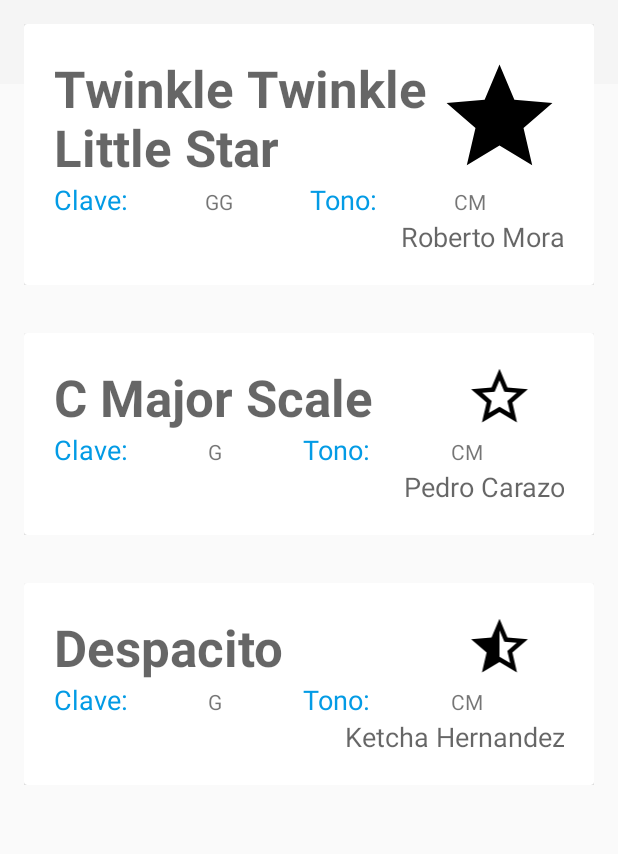
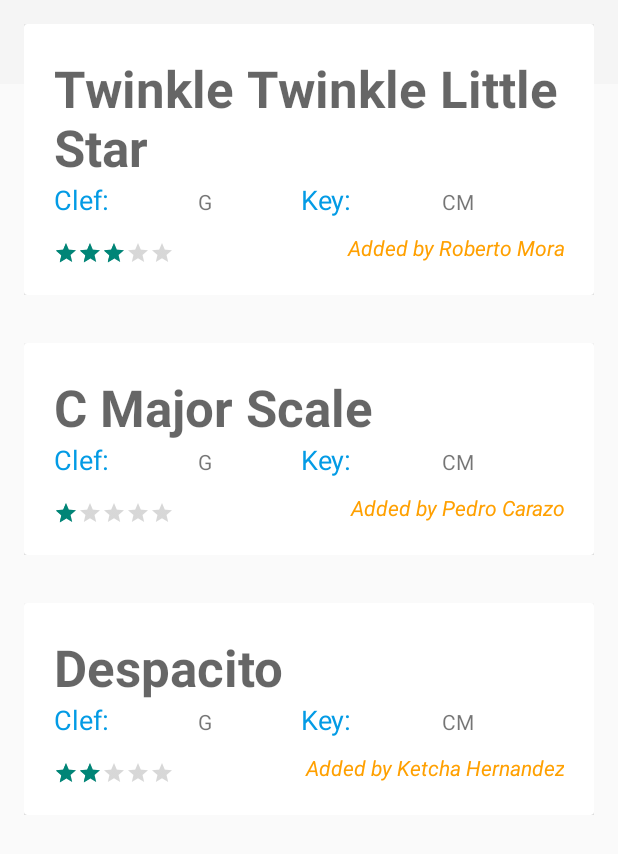
Before and after one commit to romogo17/Remus, an Android app: the screen it shows after launch once a user with an empty profile is signed in (SelectorActivity), on a phone screen of 412 x 824 dp. Shown: the top 854 px of the screen. Run offline under Robolectric (Android 15) with nearby library versions, the phone set to English and light mode, and no system bars; our stand-ins replace Firebase (no records; nobody signed in at launch, a user with empty details on screens opened directly).

Commit message:
Navigation to Exercise complete
Only conection to Firebase Firestore remaining

```diff
--- a/app/src/main/java/com/una/optimizeprime/remus/RVAdapter.java
+++ b/app/src/main/java/com/una/optimizeprime/remus/RVAdapter.java
@@ -1,5 +1,8 @@
 package com.una.optimizeprime.remus;
 
+import android.content.Context;
+import android.content.Intent;
+import android.content.res.Resources;
 import android.support.v7.widget.CardView;
 import android.support.v7.widget.RecyclerView;
 import android.util.Log;
@@ -8,6 +11,7 @@ import android.view.View;
 import android.view.ViewGroup;
 import android.widget.ImageView;
 import android.widget.ListView;
+import android.widget.RatingBar;
 import android.widget.TextView;
 
 import java.util.List;
@@ -15,6 +19,8 @@ import java.util.List;
 public class RVAdapter extends RecyclerView.Adapter<RVAdapter.ExerciseViewHolder> {
 
     List<Exercise> exercises;
+    public Resources resources;
+    public Context context;
 
     public static class ExerciseViewHolder extends RecyclerView.ViewHolder {
 
@@ -23,7 +29,7 @@ public class RVAdapter extends RecyclerView.Adapter<RVAdapter.ExerciseViewHolder
         TextView exClef;
         TextView exKey;
         TextView exCreatedBy;
-        ImageView exStars;
+        RatingBar exStars;
 
         public ExerciseViewHolder(View itemView) {
             super(itemView);
@@ -33,40 +39,45 @@ public class RVAdapter extends RecyclerView.Adapter<RVAdapter.ExerciseViewHolder
             exClef = (TextView) itemView.findViewById(R.id.exercise_clef);
             exKey = (TextView) itemView.findViewById(R.id.exercise_key);
             exCreatedBy = (TextView) itemView.findViewById(R.id.exercise_created_by);
-            exStars = (ImageView) itemView.findViewById(R.id.exercise_stars);
+            exStars = (RatingBar) itemView.findViewById(R.id.exercise_stars);
         }
     }
 
 
-    RVAdapter(List<Exercise> exercises){
+    RVAdapter(List<Exercise> exercises, Resources resources, Context context){
         this.exercises = exercises;
+        this.resources = resources;
+        this.context = context;
     }
 
     // Create new views (invoked by the layout manager)
     @Override
     public ExerciseViewHolder onCreateViewHolder(ViewGroup parent,
-                                                 int i) {
-        View itemView = LayoutInflater.from(parent.getContext())
-                .inflate(R.layout.card_view, parent, false);
+                                                 final int i) {
+        View itemView = LayoutInflater.from(parent.getContext()).inflate(R.layout.card_view, parent, false);
         return new ExerciseViewHolder(itemView);
     }
 
 
     // Replace the contents of a view (invoked by the layout manager)
     @Override
-    public void onBindViewHolder(ExerciseViewHolder holder, int i) {
+    public void onBindViewHolder(ExerciseViewHolder holder, final int i) {
         Exercise exercise = exercises.get(i);
         holder.exName.setText(exercise.getName());
-        holder.exClef.setText(exercise.getClef());
-        holder.exKey.setText(exercise.getKey());
-        holder.exCreatedBy.setText(exercise.getCreated_by());
+        holder.exClef.setText(stringToResource(exercise.getClef()));
+        holder.exKey.setText(stringToResource(exercise.getKey()));
+        holder.exCreatedBy.setText(resources.getString(R.string.added_by, exercise.getCreated_by()));
+        holder.exStars.setRating(exercise.getStars());
 
-        switch (Math.round(exercise.getStars())){
-            case 1: holder.exStars.setImageResource(R.drawable.ic_star_border_black_24dp); break;
-            case 2: holder.exStars.setImageResource(R.drawable.ic_star_half_black_24dp); break;
-            case 3: holder.exStars.setImageResource(R.drawable.ic_star_black_24dp); break;
-            default: holder.exStars.setImageResource(R.drawable.ic_star_border_black_24dp); break;
-        }
+        holder.cv.setOnClickListener(new View.OnClickListener() {
+            @Override
+            public void onClick(View view) {
+                // Starts a new activity of ExerciseActivity class
+                Intent intent = new Intent(context, ExerciseActivity.class);
+                intent.putExtra("Exercise", exercises.get(i));
+                context.startActivity(intent);
+            }
+        });
     }
 
     // Return the size of your dataset (invoked by the layout manager)
@@ -77,4 +88,18 @@ public class RVAdapter extends RecyclerView.Adapter<RVAdapter.ExerciseViewHolder
 
     }
 
+    public int stringToResource(String s){
+        switch (s){
+            case "C": return R.string.C;
+            case "D": return R.string.D;
+            case "E": return R.string.E;
+            case "F": return R.string.F;
+            case "G": return R.string.G;
+            case "A": return R.string.A;
+            case "B": return R.string.B;
+            case "CM": return R.string.CM;
+        }
+        return R.string.C;
+    }
+
 }
--- a/app/src/main/java/com/una/optimizeprime/remus/SelectorActivity.java
+++ b/app/src/main/java/com/una/optimizeprime/remus/SelectorActivity.java
@@ -2,6 +2,7 @@ package com.una.optimizeprime.remus;
 
 import android.app.Activity;
 import android.content.Intent;
+import android.content.res.Resources;
 import android.support.annotation.NonNull;
 import android.support.design.widget.NavigationView;
 import android.support.design.widget.Snackbar;
@@ -49,19 +50,35 @@ public class SelectorActivity extends AppCompatActivity implements View.OnClickL
         // Update the Navigation drawer according to the user
         updateNavigationDrawer();
 
-
-
         mRecyclerView = (RecyclerView) findViewById(R.id.recycler_view);
-
-
-
         // specify an adapter (see also next example)
         List<Exercise> exercises = new ArrayList<>();
-        exercises.add(new Exercise("GG", "Roberto Mora", "CM", "Twinkle Twinkle Little Star", null, 3));
-        exercises.add(new Exercise("G", "Pedro Carazo", "CM", "C Major Scale", null, 1));
-        exercises.add(new Exercise("G", "Ketcha Hernandez", "CM", "Despacito", null, 2));
+        exercises.add(new Exercise("G", "Roberto Mora", "CM", "Twinkle Twinkle Little Star", new ArrayList<String>(){{
+                add("C");
+                add("C");
+                add("G");
+                add("G");
+                add("A");
+                add("A");
+                add("G");
+            }}, 3));
+        exercises.add(new Exercise("G", "Pedro Carazo", "CM", "C Major Scale", new ArrayList<String>(){{
+                add("C");
+                add("D");
+                add("E");
+                add("F");
+                add("G");
+                add("A");
+                add("B");
+            }}, 1));
+        exercises.add(new Exercise("G", "Ketcha Hernandez", "CM", "Despacito", new ArrayList<String>(){{
+                add("D");
+                add("D");
+                add("C");
+                add("C");
+            }}, 2));
 
-        mAdapter = new RVAdapter(exercises);
+        mAdapter = new RVAdapter(exercises, getResources(), getApplicationContext());
         // use a linear layout manager
         mLayoutManager = new LinearLayoutManager(getApplicationContext());
         mRecyclerView.setLayoutManager(mLayoutManager);
--- a/app/src/main/res/layout/activity_exercise.xml
+++ b/app/src/main/res/layout/activity_exercise.xml
@@ -2,6 +2,7 @@
 <LinearLayout xmlns:android="http://schemas.android.com/apk/res/android"
     xmlns:app="http://schemas.android.com/apk/res-auto"
     xmlns:tools="http://schemas.android.com/tools"
+    android:id="@+id/exercise_layout"
     android:layout_width="match_parent"
     android:layout_height="match_parent"
     android:orientation="vertical"
@@ -28,13 +29,13 @@
             android:layout_width="wrap_content"
             android:layout_height="wrap_content"
             android:layout_weight="7"
-            app:srcCompat="@drawable/clave_sol_domayor" />
+            app:srcCompat="@drawable/gclef_cmajor" />
 
         <ImageView
             android:layout_width="wrap_content"
             android:layout_height="wrap_content"
             android:layout_weight="5"
-            app:srcCompat="@drawable/nota_clavesol_sol" />
+            app:srcCompat="@drawable/note_gclef_g" />
 
     </LinearLayout>
 
--- a/app/src/main/res/layout/card_view.xml
+++ b/app/src/main/res/layout/card_view.xml
@@ -19,29 +19,15 @@
             android:layout_height="match_parent"
             android:orientation="vertical">
 
-            <LinearLayout
-                android:layout_width="match_parent"
-                android:layout_height="match_parent"
-                android:orientation="horizontal"
-                android:weightSum="4">
-
             <TextView
                 android:id="@+id/exercise_name"
-                    android:layout_width="69dp"
+                android:layout_width="match_parent"
                 android:layout_height="wrap_content"
                 android:layout_weight="3"
                 android:text="Despacito"
                 android:textAppearance="@android:style/TextAppearance.Material.Display1"
                 android:textStyle="bold"
                 tools:targetApi="lollipop" />
-
-                <ImageView
-                    android:id="@+id/exercise_stars"
-                    android:layout_width="wrap_content"
-                    android:layout_height="match_parent"
-                    android:layout_weight="1"
-                    app:srcCompat="@android:drawable/btn_star" />
-            </LinearLayout>
 
             <LinearLayout
                 android:layout_width="match_parent"
@@ -54,7 +40,7 @@
                     android:layout_width="wrap_content"
                     android:layout_height="wrap_content"
                     android:layout_weight="1"
-                    android:text="Clave:"
+                    android:text="@string/clef_label"
                     android:textAppearance="@android:style/TextAppearance.Material.Medium"
                     android:textColor="@color/colorPrimary"
                     tools:targetApi="lollipop" />
@@ -71,7 +57,7 @@
                     android:layout_width="wrap_content"
                     android:layout_height="wrap_content"
                     android:layout_weight="1"
-                    android:text="Tono:"
+                    android:text="@string/key_label"
                     android:textAppearance="@android:style/TextAppearance.Material.Medium"
                     android:textColor="@color/colorPrimary"
                     tools:targetApi="lollipop" />
@@ -85,16 +71,34 @@
 
             </LinearLayout>
 
+            <LinearLayout
+                android:layout_width="match_parent"
+                android:layout_height="match_parent"
+                android:orientation="horizontal"
+                android:paddingTop="10dp"
+                android:weightSum="4">
+
+                <RatingBar
+                    android:id="@+id/exercise_stars"
+                    style="?android:attr/ratingBarStyleSmall"
+                    android:layout_width="wrap_content"
+                    android:layout_height="wrap_content"
+                    android:layout_marginTop="5dp"
+                    android:isIndicator="true"
+                    android:numStars="5"
+                    android:stepSize="0.1" />
+
                 <TextView
                     android:id="@+id/exercise_created_by"
-                android:layout_width="match_parent"
+                    android:layout_width="wrap_content"
                     android:layout_height="wrap_content"
-                android:layout_weight="1"
+                    android:layout_weight="4"
                     android:gravity="end"
                     android:text="Luis Fonsi"
-                android:textAlignment="textEnd"
-                android:textAppearance="@android:style/TextAppearance.Material.Medium"
+                    android:textColor="@color/colorAccent"
+                    android:textStyle="italic"
                     tools:targetApi="lollipop" />
+            </LinearLayout>
 
         </LinearLayout>
     </android.support.v7.widget.CardView>
--- a/app/src/main/res/values/strings.xml
+++ b/app/src/main/res/values/strings.xml
@@ -15,5 +15,16 @@
     <string name="without_acc_alert">If you use Remus without an account, the app won\'t be able to save your score and ranking for each exercise</string>
     <string name="google_auth_failed">Google authentication failed</string>
     <string name="firebase_auth_failed">Firebase authentication failed</string>
+    <string name="clef_label">Clef:</string>
+    <string name="key_label">Key:</string>
+    <string name="added_by">Added by %1$s</string>
+    <string name="C">C</string>
+    <string name="D">D</string>
+    <string name="E">E</string>
+    <string name="F">F</string>
+    <string name="G">G</string>
+    <string name="A">A</string>
+    <string name="B">B</string>
+    <string name="CM">CM</string>
 
 </resources>
```
Also changed, not shown: app/src/main/java/com/una/optimizeprime/remus/Exercise.java (+52 -1 lines), app/src/main/java/com/una/optimizeprime/remus/ExerciseActivity.java (+28 -0 lines), app/src/main/res/drawable/gclef_cmajor.png (renamed from app/src/main/res/drawable/clave_sol_domayor.png), app/src/main/res/drawable/note_gclef_a.png (renamed from app/src/main/res/drawable/nota_clavesol_la.png), app/src/main/res/drawable/note_gclef_b.png (renamed from app/src/main/res/drawable/nota_clavesol_si.png), app/src/main/res/drawable/note_gclef_c.png (renamed from app/src/main/res/drawable/nota_clavesol_do.png), app/src/main/res/drawable/note_gclef_d.png (renamed from app/src/main/res/drawable/nota_clavesol_re.png), app/src/main/res/drawable/note_gclef_e.png (renamed from app/src/main/res/drawable/nota_clavesol_mi.png), app/src/main/res/drawable/note_gclef_f.png (renamed from app/src/main/res/drawable/nota_clavesol_fa.png), app/src/main/res/drawable/note_gclef_g.png (renamed from app/src/main/res/drawable/nota_clavesol_sol.png), 1 other file. Lines whose indentation alone changed are shown as unchanged.
